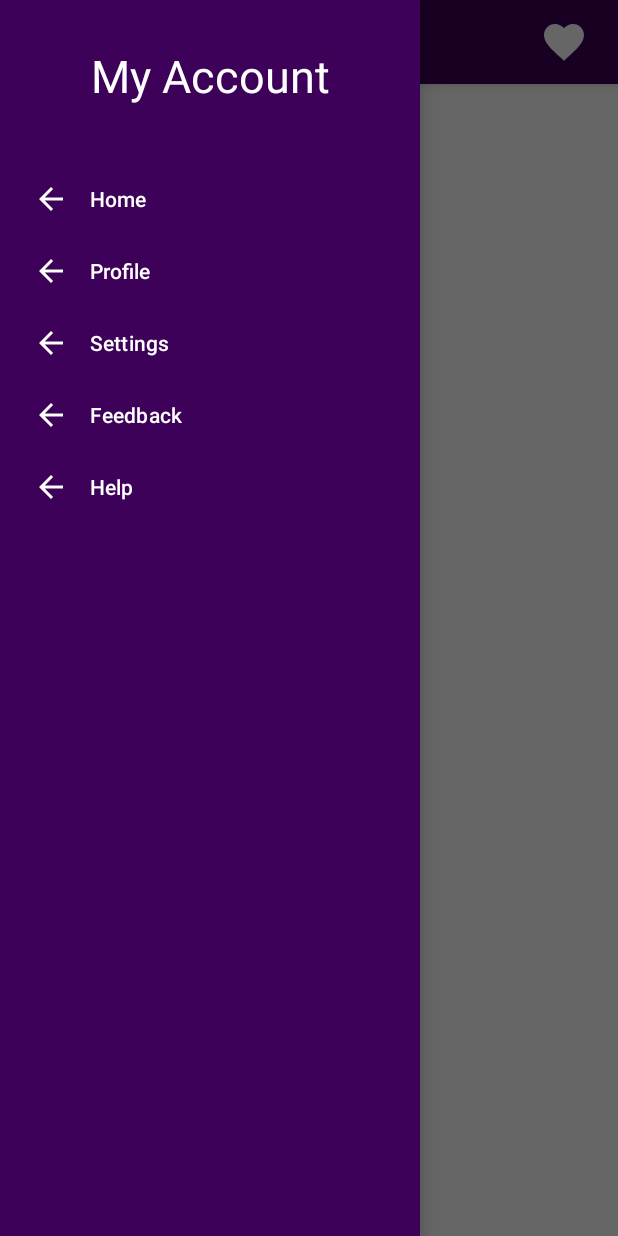
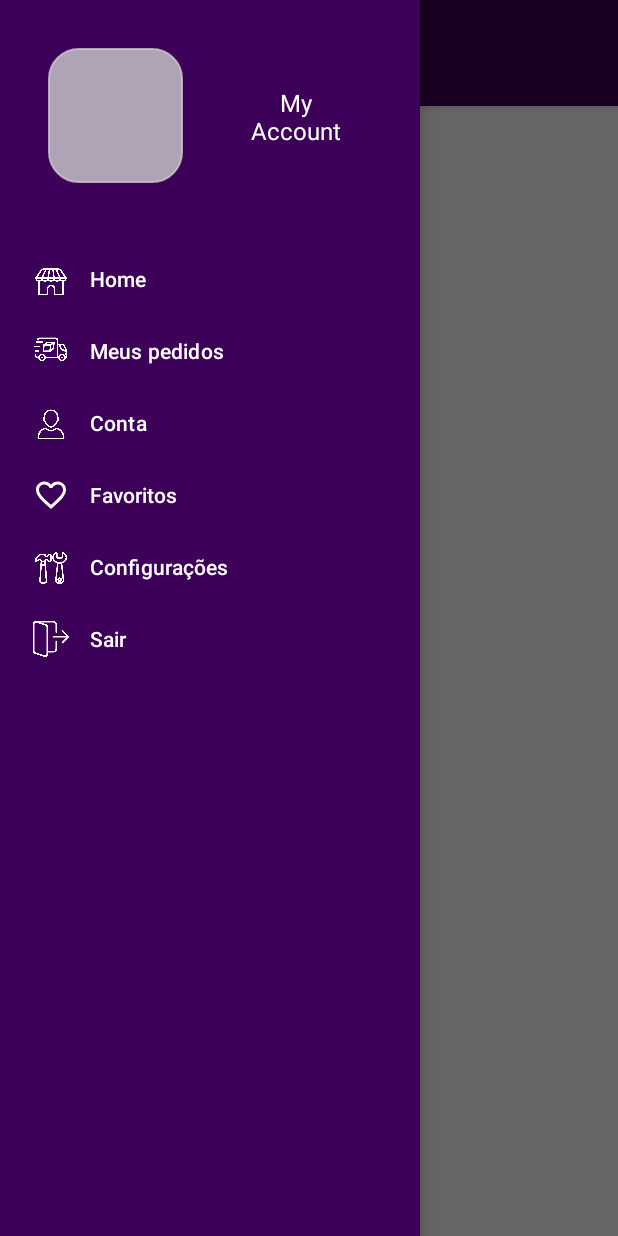
Before and after one commit to HorizonSystem-Official/TccAppGamesWave, an Android app: the Home screen opened directly, with no data from a screen before it, with the side drawer open, on a phone screen of 412 x 824 dp. Run offline under Robolectric (Android 15) with nearby library versions, the phone set to English and light mode, and no system bars.

Commit message:
Side bar Da home pronta

```diff
--- a/app/src/main/java/com/example/tccappgameswave/Home.java
+++ b/app/src/main/java/com/example/tccappgameswave/Home.java
@@ -1,15 +1,69 @@
 package com.example.tccappgameswave;
 
+import androidx.annotation.NonNull;
+import androidx.appcompat.app.ActionBarDrawerToggle;
 import androidx.appcompat.app.AppCompatActivity;
+import androidx.appcompat.widget.Toolbar;
+import androidx.core.view.GravityCompat;
+import androidx.drawerlayout.widget.DrawerLayout;
 
+import android.content.Intent;
 import android.os.Bundle;
+import android.view.MenuItem;
 
-public class Home extends AppCompatActivity {
+import com.google.android.material.navigation.NavigationView;
+
+public class Home extends AppCompatActivity implements
+        NavigationView.OnNavigationItemSelectedListener{
+
+    private DrawerLayout drawer;
 
     @Override
     protected void onCreate(Bundle savedInstanceState) {
         super.onCreate(savedInstanceState);
         setContentView(R.layout.activity_home);
 
+        Toolbar toolbar = findViewById(R.id.toolbar);
+        setSupportActionBar(toolbar);
+
+        drawer = findViewById(R.id.drawer_layout);
+        NavigationView navigationView = findViewById(R.id.NavSideBar);
+        navigationView.setNavigationItemSelectedListener(this);
+
+        ActionBarDrawerToggle toggle = new ActionBarDrawerToggle(this, drawer, toolbar,
+                R.string.txtNomeUser, R.string.txtAutenticar);
+
+        drawer.addDrawerListener(toggle);
+
+        toggle.syncState();
+
+    }
+
+    //muda tela
+    @Override
+    public boolean onNavigationItemSelected(@NonNull MenuItem item) {
+        switch (item.getItemId()) {
+            case R.id.navHome:
+                getSupportFragmentManager().beginTransaction().replace(R.id.fragment_container,
+                        new HomeFragment()).commit();
+                break;
+
+            case R.id.navPedidos:
+                getSupportFragmentManager().beginTransaction().replace(R.id.fragment_container,
+                        new Lista_Compras_Fragment()).commit();
+                break;
+
+        }
+        drawer.closeDrawer(GravityCompat.START);
+        return true;
+    }
+
+    @Override
+    public void onBackPressed() {
+        if (drawer.isDrawerOpen(GravityCompat.START)) {
+            drawer.closeDrawer(GravityCompat.START);
+        } else {
+            super.onBackPressed();
+        }
     }
 }
--- /dev/null
+++ b/app/src/main/res/drawable/favorito_vazio.xml
@@ -0,0 +1,5 @@
+<vector android:height="24dp" android:tint="#FFFFFF"
+    android:viewportHeight="24" android:viewportWidth="24"
+    android:width="24dp" xmlns:android="http://schemas.android.com/apk/res/android">
+    <path android:fillColor="@android:color/white" android:pathData="M16.5,3c-1.74,0 -3.41,0.81 -4.5,2.09C10.91,3.81 9.24,3 7.5,3 4.42,3 2,5.42 2,8.5c0,3.78 3.4,6.86 8.55,11.54L12,21.35l1.45,-1.32C18.6,15.36 22,12.28 22,8.5 22,5.42 19.58,3 16.5,3zM12.1,18.55l-0.1,0.1 -0.1,-0.1C7.14,14.24 4,11.39 4,8.5 4,6.5 5.5,5 7.5,5c1.54,0 3.04,0.99 3.57,2.36h1.87C13.46,5.99 14.96,5 16.5,5c2,0 3.5,1.5 3.5,3.5 0,2.89 -3.14,5.74 -7.9,10.05z"/>
+</vector>
--- a/app/src/main/res/layout/activity_home.xml
+++ b/app/src/main/res/layout/activity_home.xml
@@ -4,10 +4,11 @@
     xmlns:tools="http://schemas.android.com/tools"
     android:layout_width="match_parent"
     android:layout_height="match_parent"
+    android:id="@+id/drawer_layout"
     android:background="@color/white"
     tools:context=".Home">
 
-
+    <!--top Bar-->
     <LinearLayout
         android:id="@+id/mainContent"
         android:orientation="vertical"
@@ -19,15 +20,11 @@
             android:layout_width="match_parent">
      </include>
 
-        <TextView
+        <FrameLayout
+            android:id="@+id/fragment_container"
             android:layout_width="match_parent"
-            android:layout_height="match_parent"
-            android:text="Main Content"
-            android:textSize="40sp"
-            android:layout_gravity="center"
-            android:gravity="center"
+            android:layout_height="match_parent" />
 
-            />
     </LinearLayout>
 
 <!--    Side Bar-->
@@ -36,7 +33,7 @@
         android:layout_width="wrap_content"
         android:layout_height="match_parent"
         app:menu="@menu/menu_home"
-        android:layout_gravity="left"
+        android:layout_gravity="start"
         app:headerLayout="@layout/header_layout"
         android:background="@color/BaseRoxo"
         android:theme="@style/ThemeOverlay.AppCompat.Dark"/>
--- a/app/src/main/res/layout/activity_login.xml
+++ b/app/src/main/res/layout/activity_login.xml
@@ -29,7 +29,7 @@
         android:background="@drawable/bg_txt_username"
         android:hint="@string/TxtEmailFunc"
         android:inputType="textEmailAddress"
-        android:paddingStart="42dp"
+        android:paddingStart="48dp"
         android:textColor="@color/colorText"
         android:textSize="16sp"
         app:layout_constraintEnd_toEndOf="parent"
@@ -42,7 +42,7 @@
         android:layout_height="58dp"
         android:layout_margin="40dp"
         android:textSize="16sp"
-        android:paddingStart="42dp"
+        android:paddingStart="48dp"
         android:hint="@string/TxtSenha"
         android:textColor="@color/colorText"
         android:inputType="textPassword"
--- a/app/src/main/res/layout/header_layout.xml
+++ b/app/src/main/res/layout/header_layout.xml
@@ -1,21 +1,28 @@
 <?xml version="1.0" encoding="utf-8"?>
 <RelativeLayout xmlns:android="http://schemas.android.com/apk/res/android"
     android:layout_width="match_parent"
-    android:layout_height="match_parent">
+    android:layout_height="match_parent"
+    android:background="@color/BaseRoxo"
+    android:padding="32dp">
 
-    <View
-        android:layout_width="match_parent"
-        android:layout_height="wrap_content"
-        android:background="@color/BaseRoxo"/>
+    <ImageView
+        android:id="@+id/fotoUser"
+        android:layout_width="90dp"
+        android:layout_height="90dp"
+        android:background="@drawable/borda_aredondada"
+        android:backgroundTint="@color/CinzaClaro" />
 
     <TextView
-        android:layout_width="match_parent"
+        android:layout_width="wrap_content"
         android:layout_height="wrap_content"
+        android:layout_alignParentTop="true"
+        android:layout_marginTop="15dp"
+        android:layout_marginStart="25dp"
+        android:layout_toEndOf="@+id/fotoUser"
+        android:gravity="center"
+        android:padding="10dp"
         android:text="My Account"
-        android:textSize="30sp"
         android:textColor="#ffffff"
-        android:padding="20dp"
-        android:layout_margin="10dp"
-        android:gravity="center"/>
+        android:textSize="16sp" />
 
 </RelativeLayout>
--- a/app/src/main/res/layout/toolbar_layout.xml
+++ b/app/src/main/res/layout/toolbar_layout.xml
@@ -6,12 +6,4 @@
     android:background="@color/BaseRoxo"
     android:id="@+id/toolbar"
     android:padding="7dp"
-    style="@style/Widget.MaterialComponents.Toolbar.PrimarySurface">
-
-    <ImageButton
-        android:layout_width="32dp"
-        android:layout_height="32dp"
-        android:background="@drawable/favorito"
-        android:layout_gravity="end"
-        android:layout_marginEnd="20dp"/>
-</androidx.appcompat.widget.Toolbar>
+    style="@style/Widget.MaterialComponents.Toolbar.PrimarySurface"/>
--- a/app/src/main/res/menu/menu_home.xml
+++ b/app/src/main/res/menu/menu_home.xml
@@ -1,22 +1,26 @@
 <?xml version="1.0" encoding="utf-8"?>
 <menu xmlns:android="http://schemas.android.com/apk/res/android">
     <item android:id="@+id/navHome"
-        android:title="Home"
-        android:icon="@drawable/seta_voltar"></item>
+        android:title="@string/TxtHome"
+        android:icon="@drawable/home"/>
 
-    <item android:id="@+id/navProfile"
-        android:title="Profile"
-        android:icon="@drawable/seta_voltar"  ></item>
+    <item android:id="@+id/navPedidos"
+        android:title="@string/TxtPedidos"
+        android:icon="@drawable/pedido"/>
 
-    <item android:id="@+id/navSettings"
-        android:title="Settings"
-        android:icon="@drawable/seta_voltar"></item>
+    <item android:id="@+id/navConta"
+        android:title="@string/TxtConta"
+        android:icon="@drawable/user"/>
 
-    <item android:id="@+id/navFeedback"
-        android:title="Feedback"
-        android:icon="@drawable/seta_voltar"></item>
+    <item android:id="@+id/navFav"
+        android:title="@string/TxtFav"
+        android:icon="@drawable/favorito_vazio"/>
 
-    <item android:id="@+id/navHelp"
-        android:title="Help"
-        android:icon="@drawable/seta_voltar"></item>
+    <item android:id="@+id/navConfig"
+        android:title="@string/TxtConfig"
+        android:icon="@drawable/configuracao"/>
+
+    <item android:id="@+id/navsair"
+        android:title="@string/TxtSair"
+        android:icon="@drawable/log_out"/>
 </menu>
--- a/app/src/main/res/values/strings.xml
+++ b/app/src/main/res/values/strings.xml
@@ -16,4 +16,14 @@
     <string name="txtNomeUser">Seu Nome</string>
     <string name="TxtTel">Telefone</string>
     <string name="txtDataNasc">Data de Nascimento </string>
+    <!-- TODO: Remove or change this placeholder text -->
+    <string name="hello_blank_fragment">Hello blank fragment</string>
+
+    <!--texto menu -->
+    <string name="TxtPedidos">Meus pedidos</string>
+    <string name="TxtFav">Favoritos</string>
+    <string name="TxtSair">Sair</string>
+    <string name="TxtHome">Home</string>
+    <string name="TxtConta">Conta</string>
+    <string name="TxtConfig">Configurações</string>
 </resources>
```
Also changed, not shown: app/src/main/java/com/example/tccappgameswave/HomeFragment.java (added, +64 -0 lines), app/src/main/java/com/example/tccappgameswave/Lista_Compras_Fragment.java (added, +64 -0 lines), app/src/main/res/layout/fragment_home.xml (added, +15 -0 lines), app/src/main/res/layout/fragment_lista__compras_.xml (added, +15 -0 lines), app/src/main/res/drawable/configuracao.png (added), app/src/main/res/drawable/home.png (added), app/src/main/res/drawable/log_out.png (added), app/src/main/res/drawable/pedido.png (added), app/src/main/res/drawable/sair.png (added), app/src/main/res/drawable/user.png (added).
